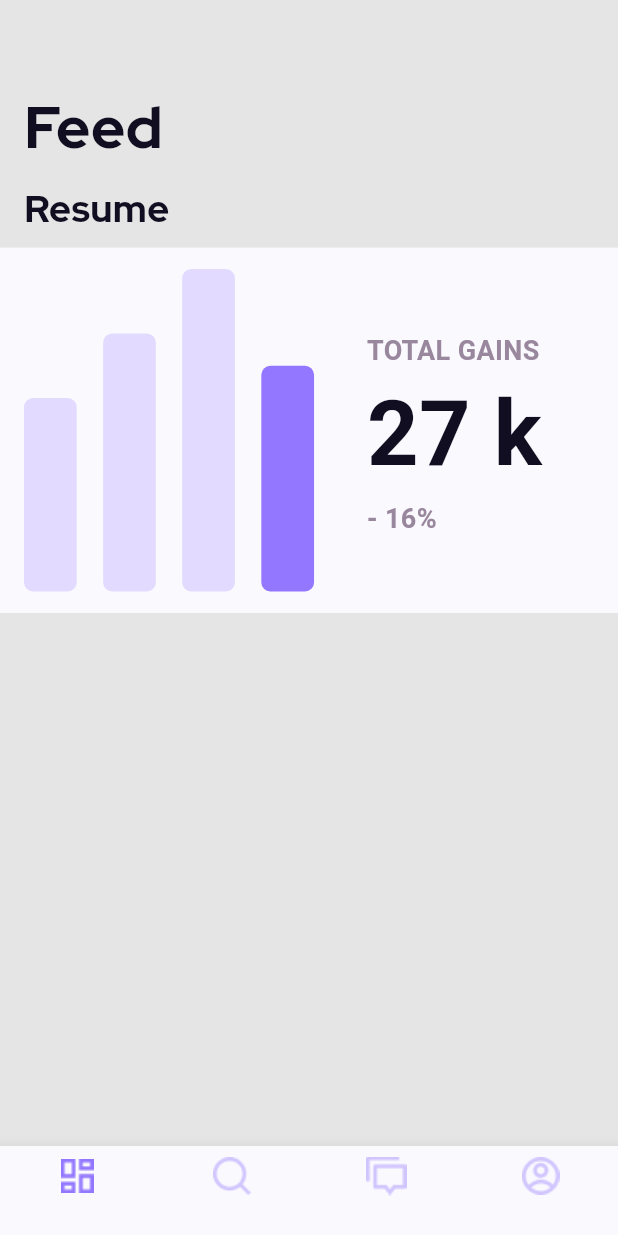
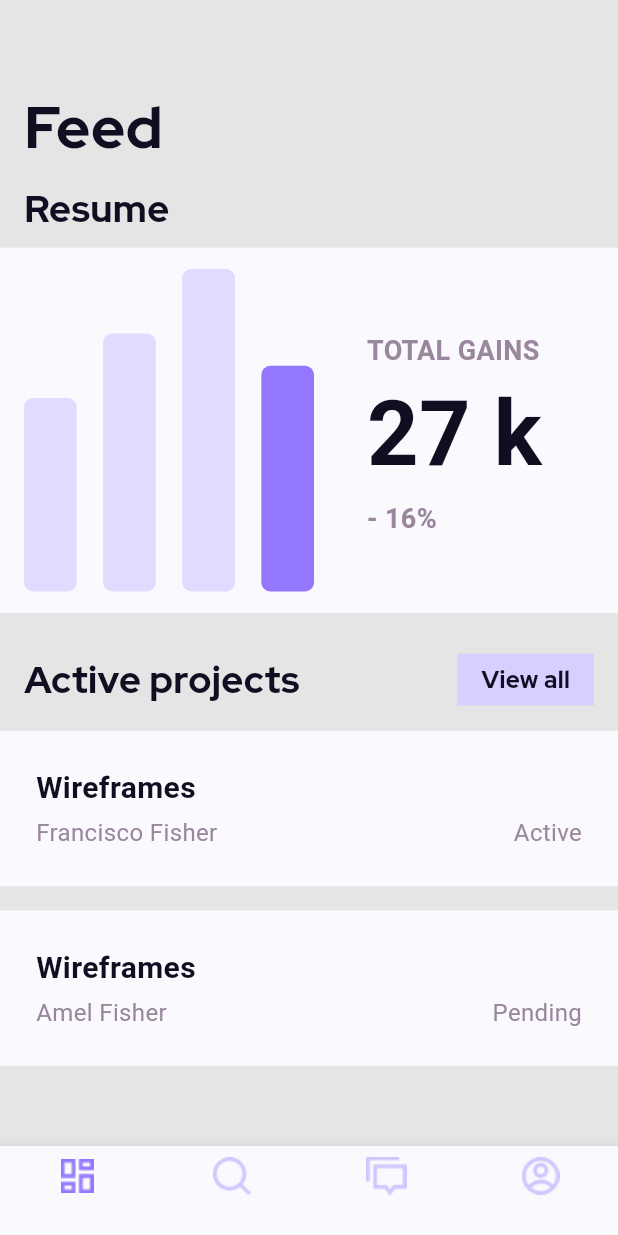
Before and after one commit to Ad450/biite, a Flutter app: the HomeView screen opened by its route, on a phone screen of 412 x 824 dp. Run offline on Flutter 3.47's test engine with Material 3 defaults, Android fonts, the phone set to English and light mode, and no system bars; our stand-ins replace flutter_screenutil, go_router, smooth_page_indicator.

Commit message:
complete feed

```diff
--- /dev/null
+++ b/lib/core/presentation/biite.view.all.dart
@@ -0,0 +1,34 @@
+import 'package:biite/core/app/app.theme.dart';
+import 'package:biite/gen/colors.gen.dart';
+import 'package:biite/locales.dart';
+import 'package:flutter/material.dart';
+import 'package:flutter_screenutil/flutter_screenutil.dart';
+
+class BiiteViewAll extends StatelessWidget {
+  const BiiteViewAll({required this.onTap, super.key});
+
+  final VoidCallback onTap;
+
+  @override
+  Widget build(BuildContext context) {
+    return GestureDetector(
+      onTap: onTap,
+      child: Container(
+        height: 34.h,
+        width: 83.w,
+        decoration: const BoxDecoration(
+          color: ColorName.primaryAccent,
+        ),
+        child: Center(
+          child: Text(
+            viewAll,
+            style: context.appTheme.textTheme.bodyMedium?.copyWith(
+              fontSize: 16,
+              color: ColorName.onBackground,
+            ),
+          ),
+        ),
+      ),
+    );
+  }
+}
--- a/lib/features/feed/feed.view.dart
+++ b/lib/features/feed/feed.view.dart
@@ -1,5 +1,7 @@
 import 'package:biite/core/app/app.theme.dart';
+import 'package:biite/core/presentation/biite.view.all.dart';
 import 'package:biite/features/feed/widgets/gains.widget.dart';
+import 'package:biite/features/feed/widgets/project.widget.dart';
 import 'package:biite/gen/colors.gen.dart';
 import 'package:biite/locales.dart';
 import 'package:flutter/material.dart';
@@ -35,7 +37,28 @@ class FeedView extends StatelessWidget {
             ),
           ),
           SizedBox(height: 8.h),
-          const GainsWidget()
+          const GainsWidget(),
+          SizedBox(height: 26.h),
+          Padding(
+            padding: const EdgeInsets.symmetric(horizontal: 16),
+            child: Row(
+              mainAxisAlignment: MainAxisAlignment.spaceBetween,
+              children: [
+                Text(
+                  activeProjects,
+                  style: context.appTheme.textTheme.titleLarge?.copyWith(
+                    fontWeight: FontWeight.bold,
+                    fontSize: 25,
+                  ),
+                ),
+                BiiteViewAll(onTap: () {})
+              ],
+            ),
+          ),
+          SizedBox(height: 16.h),
+          const ProjectWidget(owner: "Francisco Fisher", projectName: "Wireframes", status: "Active"),
+          SizedBox(height: 16.h),
+          const ProjectWidget(owner: "Amel Fisher", projectName: "Wireframes", status: "Pending")
         ],
       ),
     );
--- /dev/null
+++ b/lib/features/feed/widgets/project.widget.dart
@@ -0,0 +1,57 @@
+import 'package:biite/core/app/app.theme.dart';
+import 'package:biite/gen/colors.gen.dart';
+import 'package:flutter/material.dart';
+import 'package:flutter_screenutil/flutter_screenutil.dart';
+
+class ProjectWidget extends StatelessWidget {
+  const ProjectWidget({
+    required this.owner,
+    required this.projectName,
+    required this.status,
+    super.key,
+  });
+
+  final String projectName;
+  final String owner;
+  final String status;
+
+  @override
+  Widget build(BuildContext context) {
+    return Container(
+      width: double.infinity,
+      height: 102.h,
+      decoration: const BoxDecoration(color: ColorName.onboardingBackground),
+      child: Padding(
+        padding: const EdgeInsets.all(24),
+        child: Column(
+          mainAxisAlignment: MainAxisAlignment.spaceBetween,
+          crossAxisAlignment: CrossAxisAlignment.start,
+          children: [
+            Text(
+              projectName,
+              style: context.appTheme.textTheme.titleSmall?.copyWith(
+                fontSize: 20,
+                color: ColorName.onBackground,
+              ),
+            ),
+            Row(
+              mainAxisAlignment: MainAxisAlignment.spaceBetween,
+              children: <Widget>[
+                Text(
+                  owner,
+                  style: context.appTheme.textTheme.titleSmall
+                      ?.copyWith(fontSize: 16, color: ColorName.fillColor, fontWeight: FontWeight.normal),
+                ),
+                Text(
+                  status,
+                  style: context.appTheme.textTheme.titleSmall
+                      ?.copyWith(fontSize: 16, color: ColorName.fillColor, fontWeight: FontWeight.normal),
+                ),
+              ],
+            )
+          ],
+        ),
+      ),
+    );
+  }
+}
--- a/lib/gen/colors.gen.dart
+++ b/lib/gen/colors.gen.dart
@@ -31,6 +31,9 @@ class ColorName {
   /// Color: #9378FF
   static const Color primary = Color(0xFF9378FF);
 
+  /// Color: #D8CEFF
+  static const Color primaryAccent = Color(0xFFD8CEFF);
+
   /// Color: #99879D
   static const Color secondary = Color(0xFF99879D);
 
--- a/lib/locales.dart
+++ b/lib/locales.dart
@@ -16,3 +16,5 @@ const password = "Password";
 const feed = "Feed";
 const resume = "Resume";
 const totalGains = "TOTAL GAINS";
+const viewAll = "View all";
+const activeProjects = "Active projects";
```
Also changed, not shown: 1 other file.
